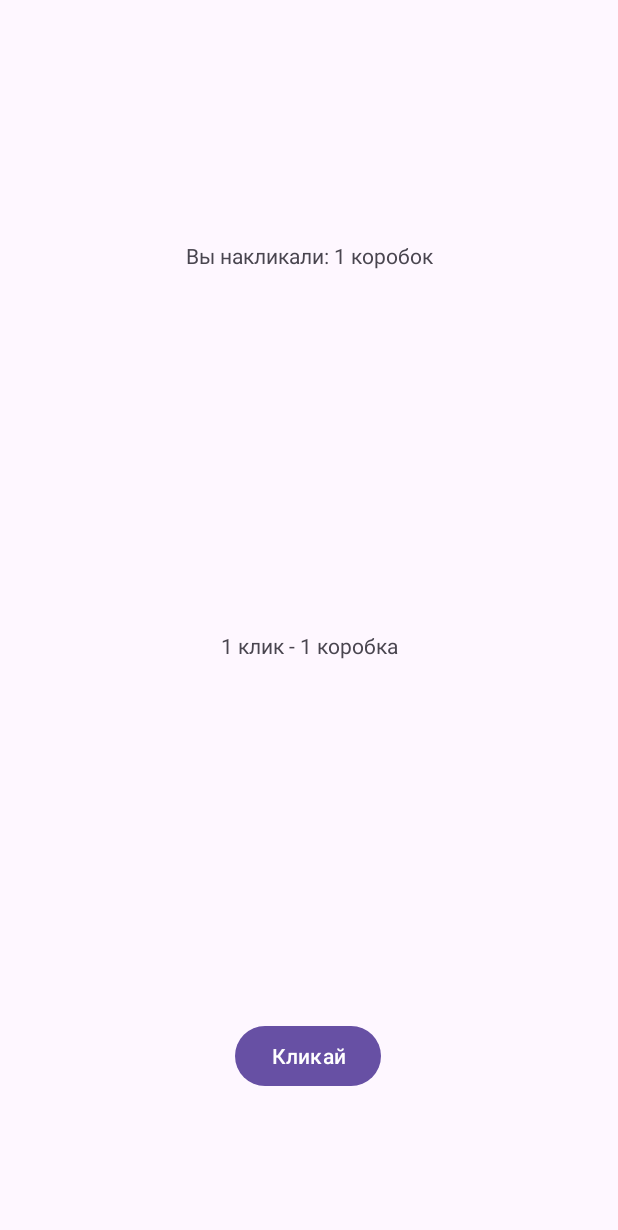
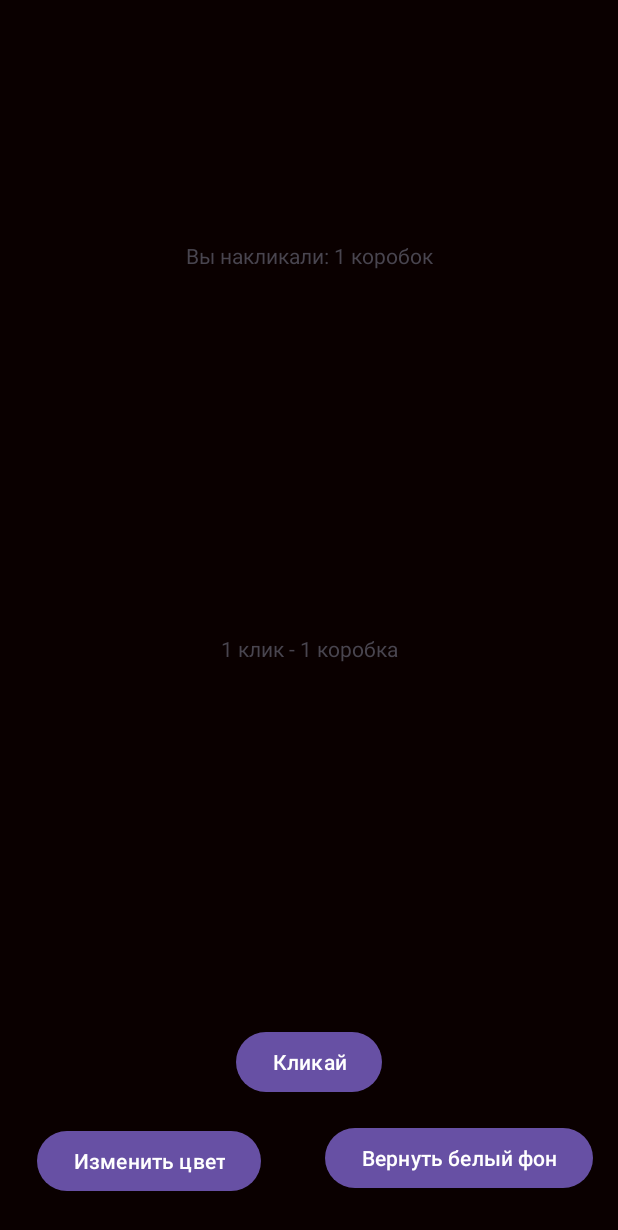
Before and after one commit to 3backslashxhtmlqq/knopochka_updated, an Android app: the screen it shows after launch (MainActivity), after a tap on "Кликай", on a phone screen of 412 x 824 dp. Shown: the top 1230 px of the screen. Run offline under Robolectric (Android 15) with nearby library versions, the phone set to English and light mode, and no system bars.

Commit message:
added background color changer

```diff
--- a/app/src/main/java/com/xhtmlqq/knopochka/MainActivity.java
+++ b/app/src/main/java/com/xhtmlqq/knopochka/MainActivity.java
@@ -1,8 +1,11 @@
 package com.xhtmlqq.knopochka;
 
+import android.graphics.Color;
 import android.os.Bundle;
 import android.view.View;
+import android.widget.Button;
 import android.widget.TextView;
+import android.widget.Toast;
 
 import androidx.activity.EdgeToEdge;
 import androidx.appcompat.app.AppCompatActivity;
@@ -13,6 +16,7 @@ import androidx.core.view.WindowInsetsCompat;
 public class MainActivity extends AppCompatActivity {
 
     private Integer counter = 0;
+    private View color;
 
     @Override
     protected void onCreate(Bundle savedInstanceState) {
@@ -29,18 +33,73 @@ public class MainActivity extends AppCompatActivity {
         });
     }
 
+
+    @Override
+    protected void onStop() {
+        super.onStop();
+        Toast.makeText(this, "onStop()", Toast.LENGTH_LONG).show();
+    }
+
+    @Override
+    protected void onDestroy() {
+        super.onDestroy();
+        Toast.makeText(this, "onDestroy()", Toast.LENGTH_LONG).show();
+    }
+
+    @Override
+    protected void onStart() {
+        super.onStart();
+        Toast.makeText(this, "onStart()", Toast.LENGTH_LONG).show();
+    }
+
+    @Override
+    protected void onResume() {
+        super.onResume();
+        Toast.makeText(this, "onResume()", Toast.LENGTH_LONG).show();
+    }
+
     @Override
     protected void onSaveInstanceState(Bundle outState) {
         super.onSaveInstanceState(outState);
         outState.putInt("counter", counter);
+        Toast.makeText(this, "onStart()", Toast.LENGTH_LONG).show();
     }
 
     public void onClick(View view) {
         counter++;
-        if (counter == 1337) {
-            finish();
+        color = findViewById(R.id.main);
+        if (counter <= 10) {
+            color.setBackgroundColor(Color.rgb(10, 0, 0));
+        } else if (counter <= 20) {
+            color.setBackgroundColor(Color.rgb(0, 20, 0));
+        } else if (counter <= 30) {
+            color.setBackgroundColor(Color.rgb(0, 0, 30));
         }
         TextView onClickText = findViewById(R.id.textView2);
         onClickText.setText("Вы накликали: " + counter.toString() + " коробок");
     }
+
+    public void onChangeColor(View view) {
+        color = findViewById(R.id.main);
+        Button changeColor = findViewById(R.id.button2);
+        changeColor.setOnClickListener(new View.OnClickListener() {
+            @Override
+            public void onClick(View v) {
+                color.setBackgroundResource(R.color.purple);
+            }
+        });
+
+    }
+
+    public void restoreWhiteBackground(View view) {
+        color = findViewById(R.id.main);
+        Button restore = findViewById(R.id.button3);
+        restore.setOnClickListener(new View.OnClickListener() {
+            @Override
+            public void onClick(View v) {
+                color.setBackgroundColor(Color.WHITE);
+            }
+        });
+    }
+
 }
--- a/app/src/main/res/layout/activity_main.xml
+++ b/app/src/main/res/layout/activity_main.xml
@@ -5,6 +5,7 @@
     android:id="@+id/main"
     android:layout_width="match_parent"
     android:layout_height="match_parent"
+    android:background="#909090"
     tools:context=".MainActivity">
 
     <TextView
@@ -21,12 +22,11 @@
         android:id="@+id/button"
         android:layout_width="wrap_content"
         android:layout_height="wrap_content"
-        android:layout_marginBottom="96dp"
+        android:layout_marginBottom="92dp"
+        android:onClick="onClick"
         android:text="Кликай"
-        android:onClick="onClick"
         app:layout_constraintBottom_toBottomOf="parent"
         app:layout_constraintEnd_toEndOf="parent"
-        app:layout_constraintHorizontal_bias="0.498"
         app:layout_constraintStart_toStartOf="parent" />
 
     <TextView
@@ -39,4 +39,29 @@
         app:layout_constraintStart_toStartOf="parent"
         app:layout_constraintTop_toBottomOf="@+id/textView2" />
 
+    <Button
+        android:id="@+id/button2"
+        android:layout_width="wrap_content"
+        android:layout_height="wrap_content"
+        android:onClick="onChangeColor"
+        android:text="Изменить цвет"
+        app:layout_constraintBottom_toBottomOf="parent"
+        app:layout_constraintEnd_toEndOf="parent"
+        app:layout_constraintHorizontal_bias="0.095"
+        app:layout_constraintStart_toStartOf="parent"
+        app:layout_constraintTop_toBottomOf="@+id/button"
+        app:layout_constraintVertical_bias="0.416" />
+
+    <Button
+        android:id="@+id/button3"
+        android:layout_width="wrap_content"
+        android:layout_height="wrap_content"
+        android:layout_marginBottom="28dp"
+        android:text="Вернуть белый фон"
+        android:onClick="restoreWhiteBackground"
+        app:layout_constraintBottom_toBottomOf="parent"
+        app:layout_constraintEnd_toEndOf="parent"
+        app:layout_constraintHorizontal_bias="0.719"
+        app:layout_constraintStart_toEndOf="@+id/button2" />
+
 </androidx.constraintlayout.widget.ConstraintLayout>
--- a/app/src/main/res/values/colors.xml
+++ b/app/src/main/res/values/colors.xml
@@ -2,4 +2,5 @@
 <resources>
     <color name="black">#FF000000</color>
     <color name="white">#FFFFFFFF</color>
+    <color name="purple">#D800FF</color>>
 </resources>
```
